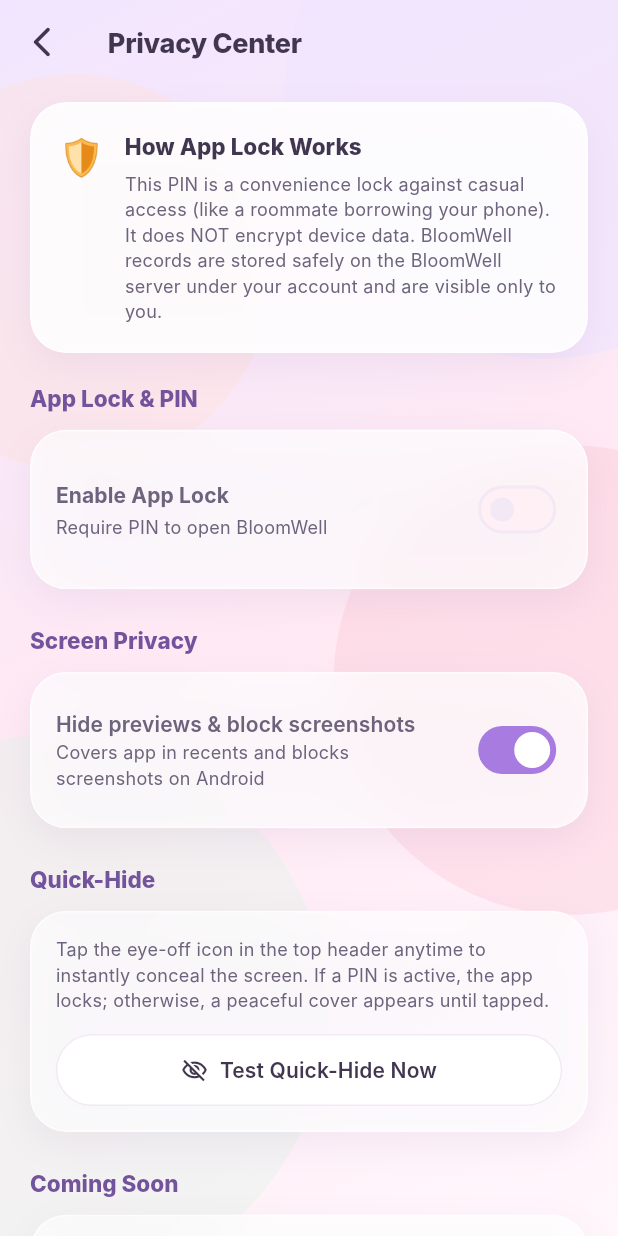
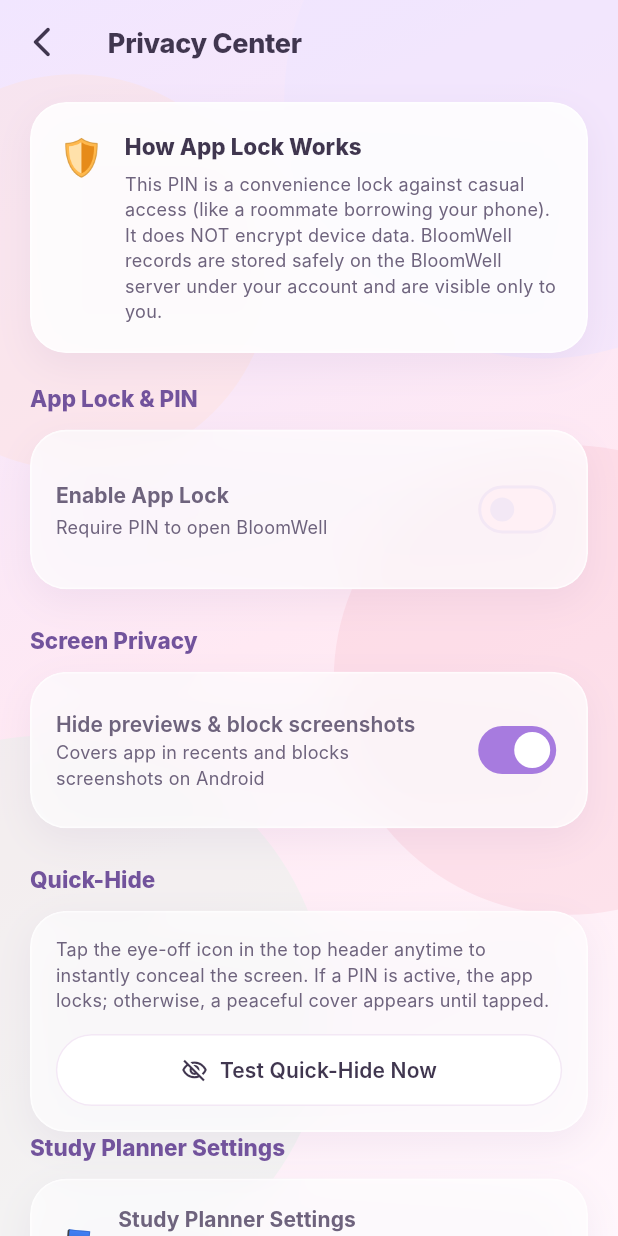
Before and after one commit to radhika817/BloomWell, a Flutter app: the PrivacyCenterScreen screen opened by its route, on a phone screen of 412 x 824 dp. Run offline on Flutter 3.47's test engine with Material 3 defaults, Android fonts, the phone set to English and light mode, and no system bars; our stand-ins replace dio, flutter_riverpod, flutter_secure_storage, go_router, local_auth; accounts and stored records are empty; network calls fail; Roboto replaces fonts that are missing (Inter, Nunito).

Commit message:
feat(mobile): implement planner cycle consent settings and dialogs

```diff
--- a/mobile/lib/app/router.dart
+++ b/mobile/lib/app/router.dart
@@ -16,6 +16,7 @@
 import '../features/self_care/presentation/screens/activity_history_screen.dart';
 import '../features/self_care/presentation/screens/self_care_studio_screen.dart';
 import '../features/study_planner/presentation/study_planner_screen.dart';
+import '../features/study_planner/presentation/planner_settings_screen.dart';
 import '../features/auth/presentation/login_screen.dart';
 import '../features/auth/presentation/register_screen.dart';
 import '../features/welcome/presentation/welcome_screen.dart';
@@ -225,6 +226,12 @@
           const StudyPlannerScreen(),
     ),
     GoRoute(
+      path: '/study-planner/settings',
+      parentNavigatorKey: _rootNavigatorKey,
+      builder: (BuildContext context, GoRouterState state) =>
+          const PlannerSettingsScreen(),
+    ),
+    GoRoute(
       path: '/help',
       parentNavigatorKey: _rootNavigatorKey,
       builder: (BuildContext context, GoRouterState state) =>
--- a/mobile/lib/features/privacy_center/presentation/privacy_center_screen.dart
+++ b/mobile/lib/features/privacy_center/presentation/privacy_center_screen.dart
@@ -481,6 +481,52 @@
                         ],
                       ),
                     ),
+                    // Section: Study Planner Settings
+                    Text(
+                      l10n?.privacyCenterStudyPlannerSettings ??
+                          'Study Planner Privacy',
+                      style: AppTypography.titleSmall.copyWith(
+                        fontWeight: FontWeight.w800,
+                        color: AppColors.deepPurple,
+                      ),
+                    ),
+                    const SizedBox(height: 10),
+                    GlassCard(
+                      padding: const EdgeInsets.all(16),
+                      onTap: () => context.push('/study-planner/settings'),
+                      child: Row(
+                        children: [
+                          const Text('📚', style: TextStyle(fontSize: 22)),
+                          const SizedBox(width: 14),
+                          Expanded(
+                            child: Column(
+                              crossAxisAlignment: CrossAxisAlignment.start,
+                              children: [
+                                Text(
+                                  l10n?.privacyCenterStudyPlannerSettings ??
+                                      'Study Planner Settings',
+                                  style: AppTypography.bodyMedium
+                                      .copyWith(fontWeight: FontWeight.w700),
+                                ),
+                                const SizedBox(height: 4),
+                                Text(
+                                  l10n?.privacyCenterStudyPlannerSettingsSubtitle ??
+                                      'Manage period log access for study suggestions',
+                                  style: AppTypography.bodySmall.copyWith(
+                                    color: AppColors.secondaryText,
+                                  ),
+                                ),
+                              ],
+                            ),
+                          ),
+                          const Icon(
+                            Icons.arrow_forward_ios_rounded,
+                            size: 16,
+                            color: AppColors.mutedText,
+                          ),
+                        ],
+                      ),
+                    ),
                     const SizedBox(height: 24),
 
                     // Section 4: Coming Soon Section
```
Also changed, not shown: mobile/lib/features/study_planner/presentation/planner_settings_screen.dart (added, +313 -0 lines), 1 other file.
